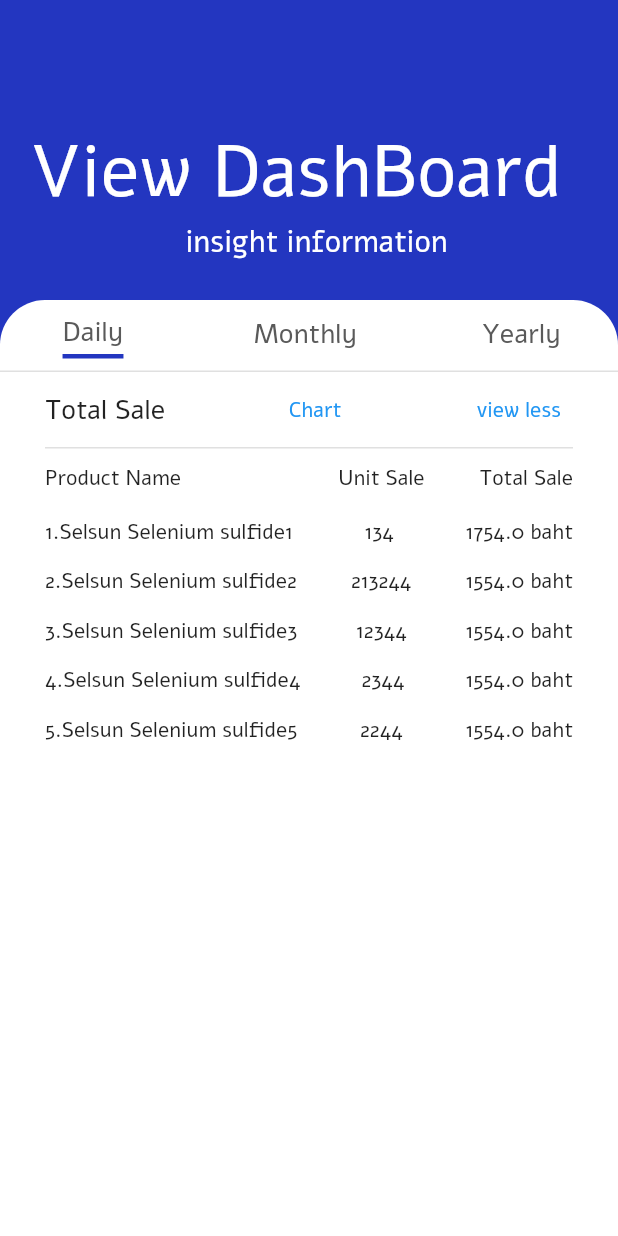
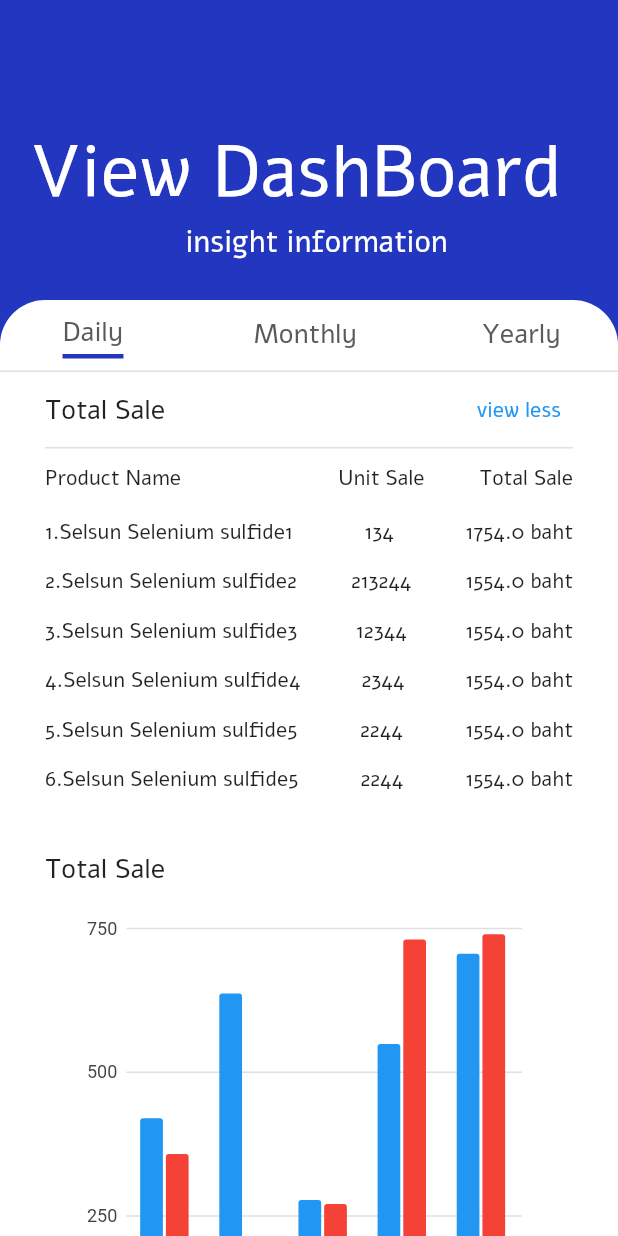
Before and after one commit to CSC234/Memby-application, a Flutter app: the ViewAll screen opened directly, on a phone screen of 412 x 824 dp. Run offline on Flutter 3.47's test engine with Material 2 defaults, Android fonts, the phone set to English and light mode, and no system bars; our stand-ins replace charts_flutter, cloud_firestore, dotted_decoration, email_validator, firebase_auth, firebase_core and 5 more; missing offline and left inert: dart:ffi, flutter_auth_buttons; accounts and stored records are empty; network calls fail.

Commit message:
[UPDATE] showDashBoard Graph

```diff
--- a/lib/components/chart.dart
+++ b/lib/components/chart.dart
@@ -12,18 +12,18 @@ class _ChartState extends State<Chart> {
   static List<charts.Series<Sales, String>> _createRandomData() {
     final random = Random();
     final unit = [
-      Sales('2020', random.nextInt(1000)),
-      Sales('2019', random.nextInt(1000)),
-      Sales('2018', random.nextInt(1000)),
-      Sales('2017', random.nextInt(1000)),
-      Sales('2016', random.nextInt(1000)),
+      Sales('Salson1', random.nextInt(1000)),
+      Sales('Salson2', random.nextInt(1000)),
+      Sales('Salson3', random.nextInt(1000)),
+      Sales('Salson4', random.nextInt(1000)),
+      Sales('Salson5', random.nextInt(1000)),
     ];
     final totalSale = [
-      Sales('2020', random.nextInt(1000)),
-      Sales('2019', random.nextInt(1000)),
-      Sales('2018', random.nextInt(1000)),
-      Sales('2017', random.nextInt(1000)),
-      Sales('2016', random.nextInt(1000)),
+      Sales('Salson1', random.nextInt(1000)),
+      Sales('Salson2', random.nextInt(1000)),
+      Sales('Salson3', random.nextInt(1000)),
+      Sales('Salson4', random.nextInt(1000)),
+      Sales('Salson5', random.nextInt(1000)),
     ];
     return [
       charts.Series<Sales, String>(
@@ -59,13 +59,13 @@ class _ChartState extends State<Chart> {
   Widget build(BuildContext context) {
     double width = MediaQuery.of(context).size.width;
     double height = MediaQuery.of(context).size.height;
-    return Scaffold(
-      body: SingleChildScrollView(
+    return Container(
+      child: SingleChildScrollView(
         child: Column(
           children: [
             Container(
-              height: height * 0.7,
-              padding: EdgeInsets.only(top: 100, left: 20, right: 20),
+              height: height * 0.4,
+              padding: EdgeInsets.only(top: 0, left: 20, right: 20),
               child: barChart(),
             ),
             Container(
--- a/lib/components/viewAll.dart
+++ b/lib/components/viewAll.dart
@@ -87,6 +87,7 @@ List<TotalSaleList> productListMonthly = [
     totalSale: 12554,
   ),
 ];
+
 class ViewAll extends StatefulWidget {
   @override
   _ViewAllState createState() => _ViewAllState();
@@ -192,7 +193,7 @@ class _ViewAllState extends State<ViewAll> {
                 child: Stack(
                   children: <Widget>[
                     Positioned(
-                      height: height * (30 / 100),
+                      height: height * (60 / 100),
                       child: SizedBox(
                           width: width,
                           height: 350,
@@ -298,22 +299,6 @@ class _ViewAllState extends State<ViewAll> {
                                                                   fontSize:
                                                                       18)),
                                                         ),
-                                                        Container(
-                                                          child: TextButton(
-                                                            child:
-                                                                Text("Chart"),
-                                                            onPressed: () {
-                                                              Navigator.push(
-                                                                context,
-                                                                new MaterialPageRoute(
-                                                                  builder:
-                                                                      (context) =>
-                                                                          Chart(),
-                                                                ),
-                                                              );
-                                                            },
-                                                          ),
-                                                        ),
                                                         HandleViewAll(),
                                                       ],
                                                     ),
@@ -350,10 +335,29 @@ class _ViewAllState extends State<ViewAll> {
                                                       ),
                                                     ),
                                                     Container(
-                                                      height: height * 0.2,
+                                                      height: height * 0.25,
                                                       width: width * (90 / 100),
                                                       child: makeProductList(),
                                                     ),
+                                                    SizedBox(
+                                                      height: 10,
+                                                    ),
+                                                    Row(children: [
+                                                      Padding(
+                                                        padding:
+                                                            const EdgeInsets
+                                                                    .symmetric(
+                                                                vertical: 13.0),
+                                                        child: Text(
+                                                            "Total Sale",
+                                                            style: TextStyle(
+                                                                fontSize: 18)),
+                                                      ),
+                                                    ]),
+                                                    Chart(),
+                                                    SizedBox(
+                                                      height: 60,
+                                                    )
                                                   ],
                                                 ),
                                               ),
```
